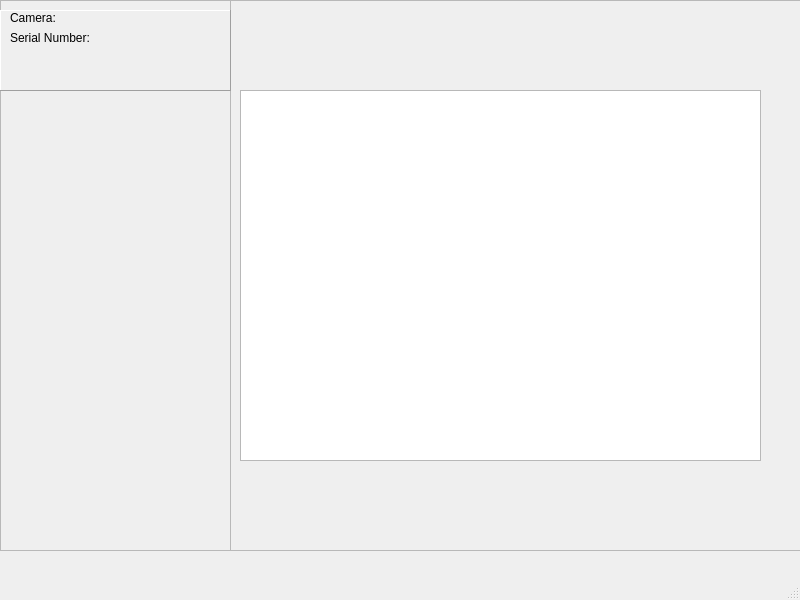
First picture: the form in src/mainwindow.ui, repository paulmthompson/CameraViewer, before the edit.
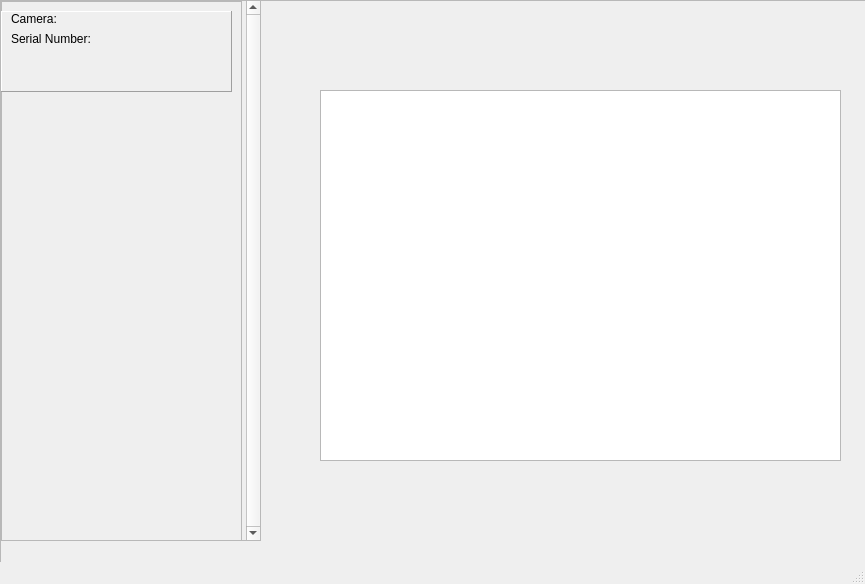
Second picture: the form after the edit.

The edit to the form file:
```diff
--- a/src/mainwindow.ui
+++ b/src/mainwindow.ui
@@ -6,37 +6,21 @@
    <rect>
     <x>0</x>
     <y>0</y>
-    <width>800</width>
-    <height>600</height>
+    <width>865</width>
+    <height>584</height>
    </rect>
   </property>
   <property name="windowTitle">
    <string>MainWindow</string>
   </property>
   <widget class="QWidget" name="centralwidget">
-   <widget class="QGraphicsView" name="graphicsView">
-    <property name="geometry">
-     <rect>
-      <x>240</x>
-      <y>90</y>
-      <width>521</width>
-      <height>371</height>
-     </rect>
-    </property>
-    <property name="verticalScrollBarPolicy">
-     <enum>Qt::ScrollBarAlwaysOff</enum>
-    </property>
-    <property name="horizontalScrollBarPolicy">
-     <enum>Qt::ScrollBarAlwaysOff</enum>
-    </property>
-   </widget>
-   <widget class="QFrame" name="frame">
+   <widget class="QFrame" name="Whole_Frame">
     <property name="geometry">
      <rect>
       <x>0</x>
       <y>0</y>
-      <width>801</width>
-      <height>551</height>
+      <width>871</width>
+      <height>571</height>
      </rect>
     </property>
     <property name="frameShape">
@@ -45,13 +29,49 @@
     <property name="frameShadow">
      <enum>QFrame::Raised</enum>
     </property>
-    <widget class="QFrame" name="frame_2">
+    <widget class="QScrollArea" name="Left_Scroll_area">
      <property name="geometry">
       <rect>
        <x>0</x>
        <y>0</y>
-       <width>231</width>
-       <height>551</height>
+       <width>261</width>
+       <height>541</height>
+      </rect>
+     </property>
+     <property name="sizePolicy">
+      <sizepolicy hsizetype="Fixed" vsizetype="Fixed">
+       <horstretch>0</horstretch>
+       <verstretch>0</verstretch>
+      </sizepolicy>
+     </property>
+     <property name="verticalScrollBarPolicy">
+      <enum>Qt::ScrollBarAlwaysOn</enum>
+     </property>
+     <property name="horizontalScrollBarPolicy">
+      <enum>Qt::ScrollBarAlwaysOff</enum>
+     </property>
+     <property name="widgetResizable">
+      <bool>true</bool>
+     </property>
+     <widget class="QWidget" name="scrollAreaWidgetContents">
+      <property name="geometry">
+       <rect>
+        <x>0</x>
+        <y>0</y>
+        <width>242</width>
+        <height>539</height>
+       </rect>
+      </property>
+      <property name="contextMenuPolicy">
+       <enum>Qt::DefaultContextMenu</enum>
+      </property>
+      <widget class="QFrame" name="Left_Panel">
+       <property name="geometry">
+        <rect>
+         <x>0</x>
+         <y>0</y>
+         <width>241</width>
+         <height>661</height>
       </rect>
      </property>
      <property name="frameShape">
@@ -134,6 +154,24 @@
     </widget>
    </widget>
   </widget>
+    <widget class="QGraphicsView" name="graphicsView">
+     <property name="geometry">
+      <rect>
+       <x>320</x>
+       <y>90</y>
+       <width>521</width>
+       <height>371</height>
+      </rect>
+     </property>
+     <property name="verticalScrollBarPolicy">
+      <enum>Qt::ScrollBarAlwaysOff</enum>
+     </property>
+     <property name="horizontalScrollBarPolicy">
+      <enum>Qt::ScrollBarAlwaysOff</enum>
+     </property>
+    </widget>
+   </widget>
+  </widget>
   <widget class="QMenuBar" name="menubar">
    <property name="geometry">
     <rect>
```
Left out of the diff: 6 changed lines with no effect on the pictures. Lines whose indentation alone changed are shown as unchanged.
